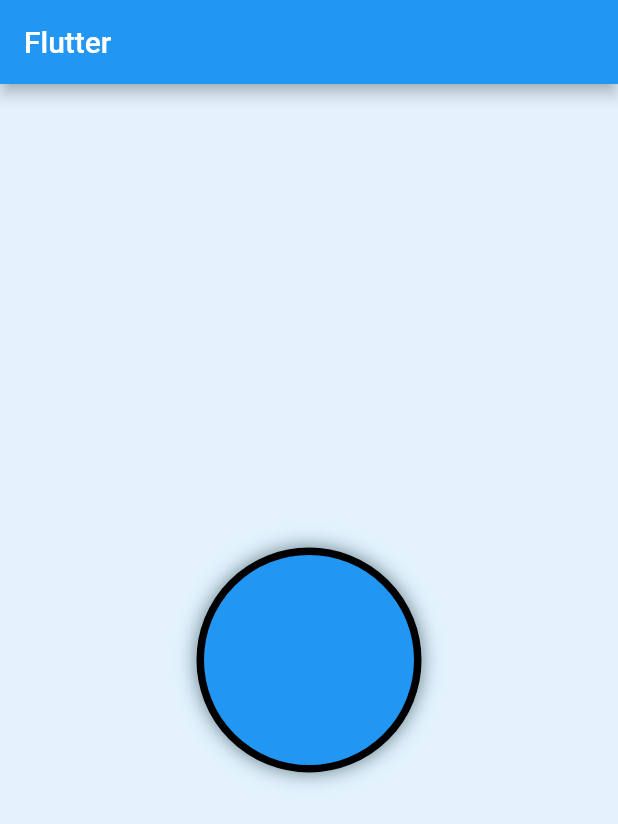
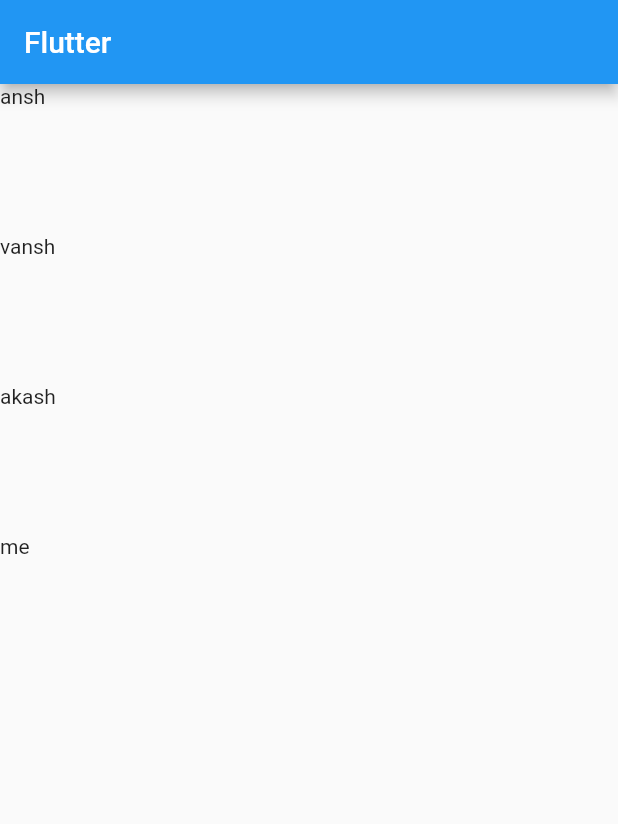
Before and after one commit to anshviyogi/FlutterBasics, a Flutter app: the screen it shows after launch, on a phone screen of 412 x 824 dp. Shown: the top 824 px of the screen. Run offline on Flutter 3.47's test engine with Material 2 defaults, Android fonts, the phone set to English and light mode, and no system bars.

```diff
--- a/lib/main.dart
+++ b/lib/main.dart
@@ -20,39 +20,20 @@ class FlutterApp extends StatelessWidget {
 }
 
 class FlutterScreen extends StatelessWidget {
+
+  var array = ["ansh","vansh","akash","me"];
+
   @override
   Widget build(BuildContext context) {
     return Scaffold(
       appBar: AppBar(
         title: Text("Flutter"),
       ),
-      body: Container(
-        color: Colors.blue.shade50,
-        width: double.infinity,
-        height: double.infinity,
-        child: Center(
-          child: Container(
-            width: 150,
-            height: 150,
-            decoration: BoxDecoration(
-              color: Colors.blue,
-              // borderRadius: BorderRadius.only(topLeft: Radius.circular(10)),
-              border: Border.all(
-                width: 5,
-                color: Colors.black
-              ),
-              boxShadow: [
-                BoxShadow(
-                  blurRadius: 11,
-                  // spreadRadius: 10, - increase the size of the radius
-                  color: Colors.blueGrey
-                )
-              ],
-              shape: BoxShape.circle
-            ),
-          ),
-        ),
-      ),
+      body: ListView.builder(itemBuilder: (context, index) {
+        return Text(array[index]);
+      },itemCount: array.length,
+      itemExtent: 100,
+      )
     );
   }
 
```
